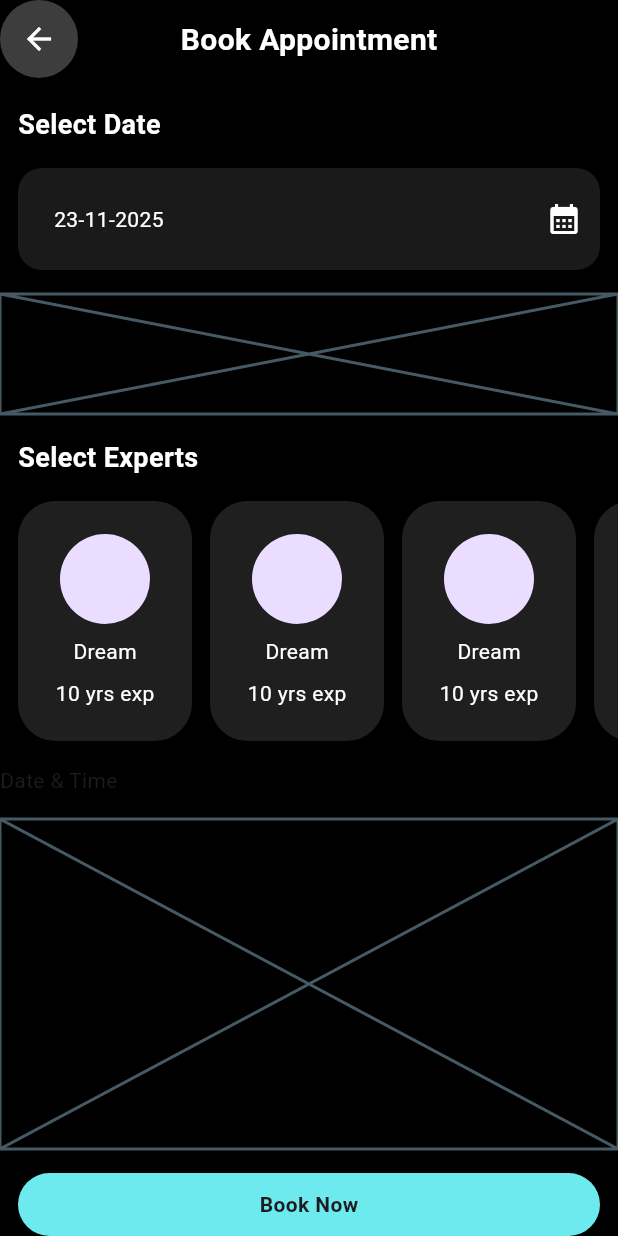
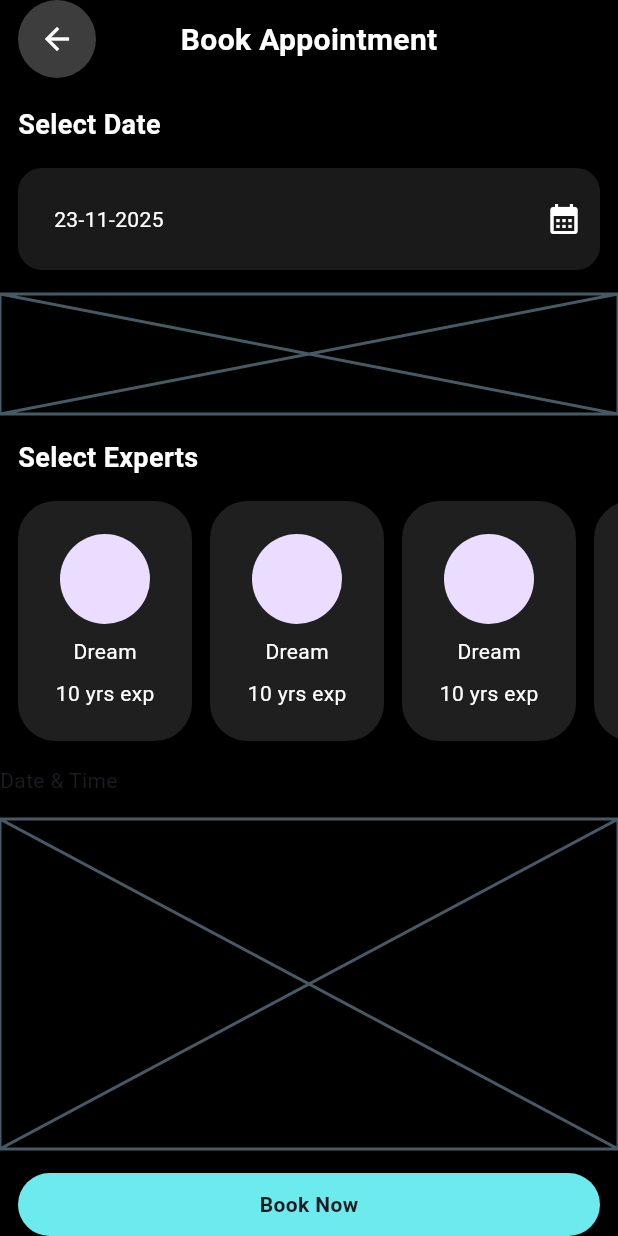
Before and after one commit to JAICHANGPARK/flutter_notebook_chapter_48, a Flutter app: the BarberBookAppointment screen opened directly, on a phone screen of 412 x 824 dp. Run offline on Flutter 3.47's test engine with Material 3 defaults, Android fonts, the phone set to English and light mode, and no system bars; our stand-ins replace hugeicons.

Commit message:
Update barber_book_appointment.dart

```diff
--- a/lib/ep2431_barber_booking_app/ui/barber_book_appointment.dart
+++ b/lib/ep2431_barber_booking_app/ui/barber_book_appointment.dart
@@ -20,14 +20,18 @@ class _BarberBookAppointmentState extends State<BarberBookAppointment> {
           children: [
             Container(
               height: 54,
+
               width: double.infinity,
               child: Stack(
                 children: [
-                  CircleAvatar(
-                    radius: 26,
-                    foregroundColor: Colors.white,
-                    backgroundColor: Colors.white24,
-                    child: Icon(Icons.arrow_back_outlined),
+                  Positioned(
+                    left: 12,
+                    child: CircleAvatar(
+                      radius: 26,
+                      foregroundColor: Colors.white,
+                      backgroundColor: Colors.white24,
+                      child: Icon(Icons.arrow_back_outlined),
+                    ),
                   ),
                   Positioned.fill(
                     child: Center(
```
